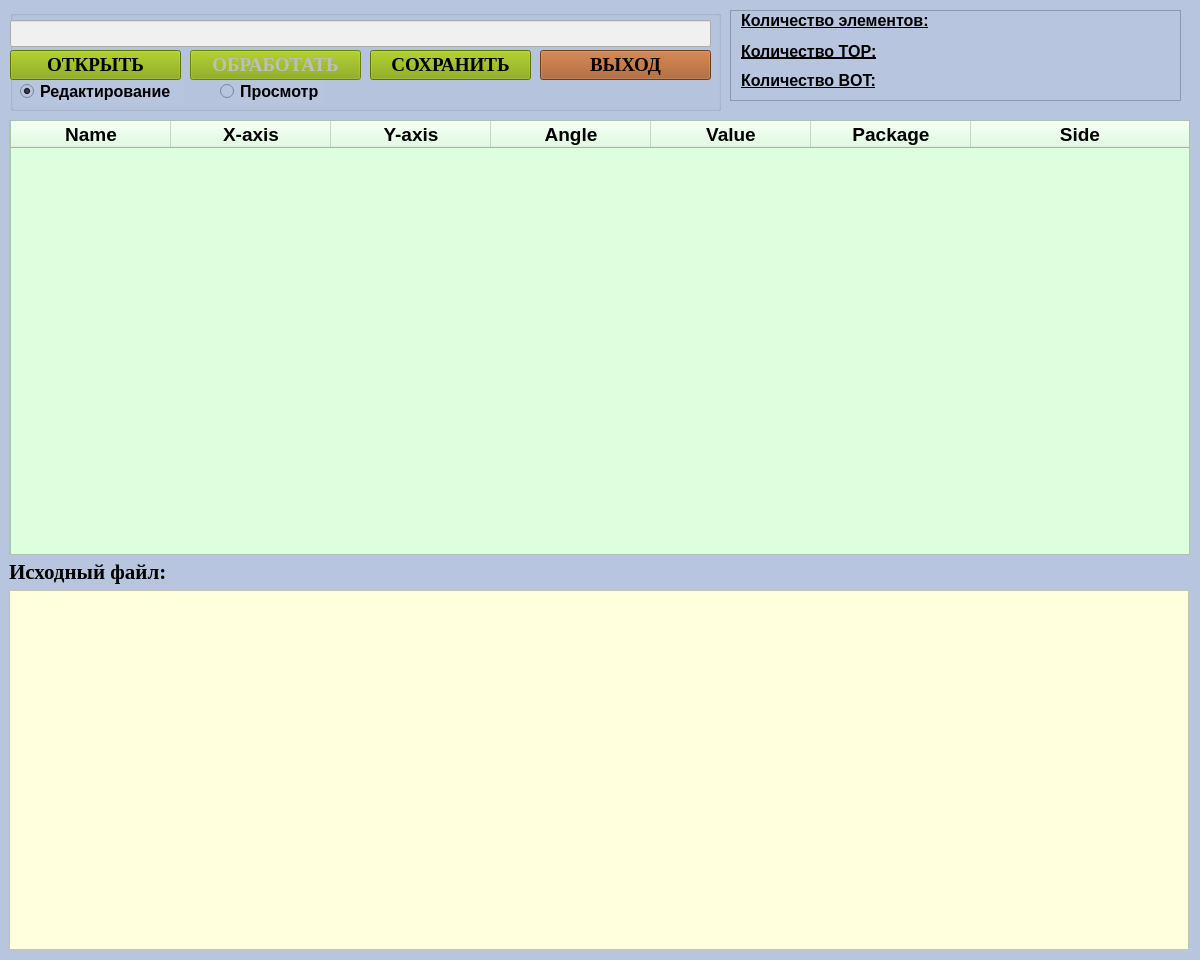
The window that mainwindow.ui (SquizzyMan/ReportParser) describes before a commit, drawn with Qt 5.
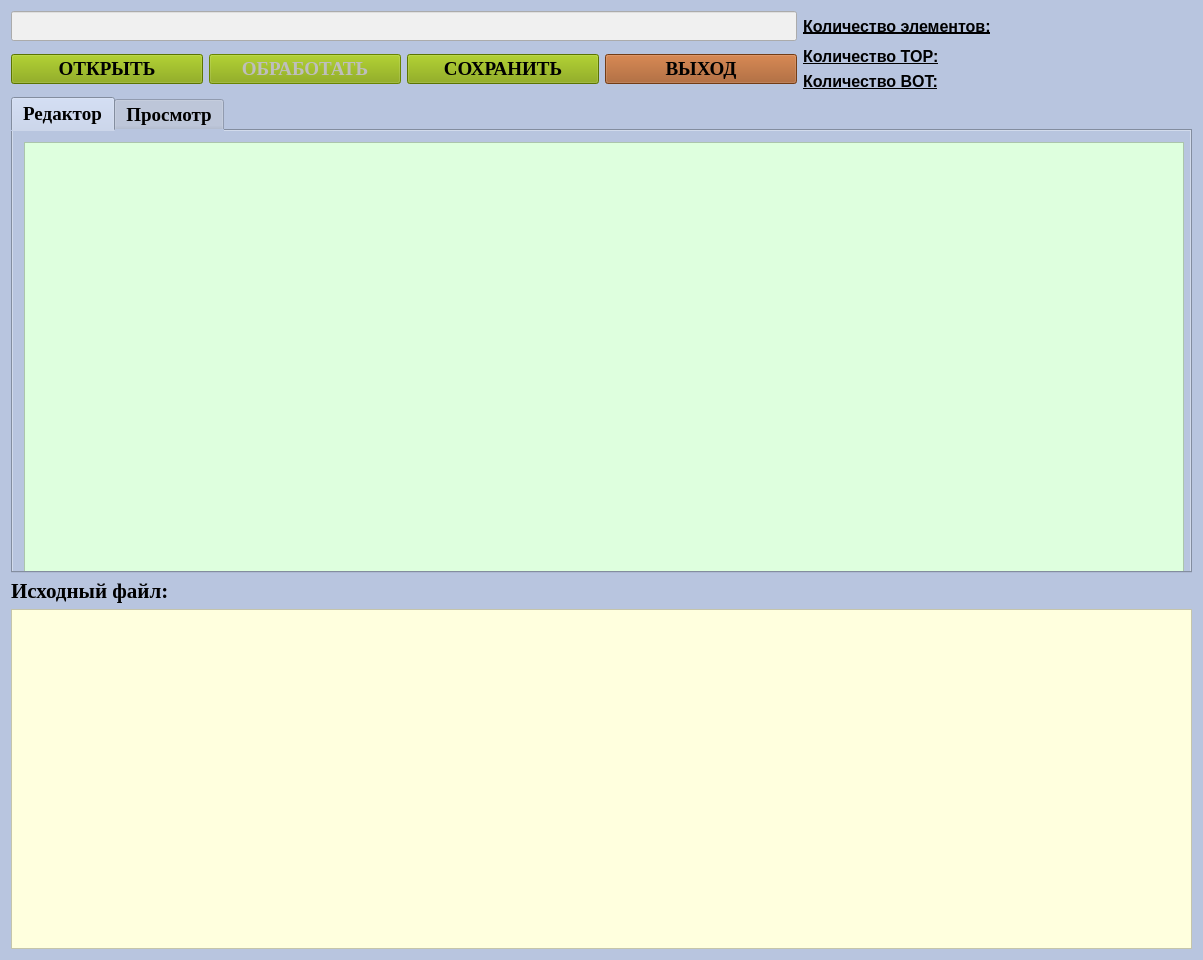
The same window after the commit. Icons and pictures are not drawn.

Diff of the .ui file:
```diff
--- a/mainwindow.ui
+++ b/mainwindow.ui
@@ -6,10 +6,16 @@
    <rect>
     <x>0</x>
     <y>0</y>
-    <width>1200</width>
+    <width>1203</width>
     <height>960</height>
    </rect>
   </property>
+  <property name="sizePolicy">
+   <sizepolicy hsizetype="Expanding" vsizetype="Expanding">
+    <horstretch>0</horstretch>
+    <verstretch>0</verstretch>
+   </sizepolicy>
+  </property>
   <property name="minimumSize">
    <size>
     <width>1200</width>
@@ -33,119 +39,25 @@
    <string notr="true">background-color: rgb(184, 197, 223);</string>
   </property>
   <widget class="QWidget" name="centralWidget">
-   <widget class="QTextEdit" name="textEdit_2">
-    <property name="geometry">
-     <rect>
-      <x>9</x>
-      <y>120</y>
-      <width>1180</width>
-      <height>435</height>
-     </rect>
-    </property>
-    <property name="minimumSize">
-     <size>
-      <width>1180</width>
-      <height>435</height>
-     </size>
-    </property>
-    <property name="font">
-     <font>
-      <pointsize>14</pointsize>
-      <weight>50</weight>
-      <bold>false</bold>
-      <kerning>false</kerning>
-     </font>
-    </property>
-    <property name="styleSheet">
-     <string notr="true">background-color: rgb(222, 255, 222);
-border-color: rgb(170, 0, 0);</string>
-    </property>
-    <property name="lineWrapMode">
-     <enum>QTextEdit::NoWrap</enum>
-    </property>
-   </widget>
-   <widget class="QLabel" name="label">
-    <property name="geometry">
-     <rect>
-      <x>9</x>
-      <y>560</y>
-      <width>159</width>
-      <height>24</height>
-     </rect>
-    </property>
+   <layout class="QGridLayout" name="gridLayout_4">
+    <item row="0" column="0" colspan="4">
+     <widget class="QLineEdit" name="lineEdit">
     <property name="font">
      <font>
       <family>Times New Roman</family>
-      <pointsize>16</pointsize>
-      <weight>75</weight>
-      <bold>true</bold>
-     </font>
-    </property>
-    <property name="text">
-     <string>Исходный файл:</string>
-    </property>
-   </widget>
-   <widget class="QTextEdit" name="textEdit">
-    <property name="geometry">
-     <rect>
-      <x>9</x>
-      <y>590</y>
-      <width>1180</width>
-      <height>360</height>
-     </rect>
-    </property>
-    <property name="minimumSize">
-     <size>
-      <width>1180</width>
-      <height>360</height>
-     </size>
-    </property>
-    <property name="font">
-     <font>
-      <pointsize>12</pointsize>
+        <pointsize>14</pointsize>
      </font>
     </property>
     <property name="styleSheet">
-     <string notr="true">background-color: rgb(255, 255, 222);
-border-color: rgb(170, 0, 0);</string>
-    </property>
-    <property name="lineWrapMode">
-     <enum>QTextEdit::NoWrap</enum>
+       <string notr="true">background-color: rgb(240, 240, 240);</string>
     </property>
     <property name="readOnly">
      <bool>true</bool>
     </property>
    </widget>
-   <widget class="QScrollArea" name="scrollArea">
-    <property name="geometry">
-     <rect>
-      <x>730</x>
-      <y>10</y>
-      <width>451</width>
-      <height>91</height>
-     </rect>
-    </property>
-    <property name="widgetResizable">
-     <bool>true</bool>
-    </property>
-    <widget class="QWidget" name="scrollAreaWidgetContents">
-     <property name="geometry">
-      <rect>
-       <x>0</x>
-       <y>0</y>
-       <width>449</width>
-       <height>89</height>
-      </rect>
-     </property>
+    </item>
+    <item row="0" column="4">
      <widget class="QLabel" name="label_2">
-      <property name="geometry">
-       <rect>
-        <x>10</x>
-        <y>0</y>
-        <width>211</width>
-        <height>19</height>
-       </rect>
-      </property>
       <property name="font">
        <font>
         <pointsize>12</pointsize>
@@ -158,15 +70,98 @@
        <string>Количество элементов:</string>
       </property>
      </widget>
+    </item>
+    <item row="0" column="5">
+     <widget class="QLabel" name="allCount">
+      <property name="font">
+       <font>
+        <pointsize>12</pointsize>
+        <weight>75</weight>
+        <bold>true</bold>
+       </font>
+      </property>
+      <property name="text">
+       <string/>
+      </property>
+     </widget>
+    </item>
+    <item row="1" column="0" rowspan="2">
+     <widget class="QPushButton" name="openButton">
+      <property name="font">
+       <font>
+        <family>Times New Roman</family>
+        <pointsize>14</pointsize>
+        <weight>75</weight>
+        <bold>true</bold>
+       </font>
+      </property>
+      <property name="styleSheet">
+       <string notr="true">background-color: rgb(128, 162, 0);</string>
+      </property>
+      <property name="text">
+       <string>ОТКРЫТЬ</string>
+      </property>
+     </widget>
+    </item>
+    <item row="1" column="1" rowspan="2">
+     <widget class="QPushButton" name="genegateButton">
+      <property name="enabled">
+       <bool>false</bool>
+      </property>
+      <property name="font">
+       <font>
+        <family>Times New Roman</family>
+        <pointsize>14</pointsize>
+        <weight>75</weight>
+        <bold>true</bold>
+       </font>
+      </property>
+      <property name="styleSheet">
+       <string notr="true">background-color: rgb(128, 162, 0);</string>
+      </property>
+      <property name="text">
+       <string>ОБРАБОТАТЬ</string>
+      </property>
+     </widget>
+    </item>
+    <item row="1" column="2" rowspan="2">
+     <widget class="QPushButton" name="saveButton">
+      <property name="font">
+       <font>
+        <family>Times New Roman</family>
+        <pointsize>14</pointsize>
+        <weight>75</weight>
+        <bold>true</bold>
+       </font>
+      </property>
+      <property name="styleSheet">
+       <string notr="true">background-color: rgb(128, 162, 0);</string>
+      </property>
+      <property name="text">
+       <string>СОХРАНИТЬ</string>
+      </property>
+     </widget>
+    </item>
+    <item row="1" column="3" rowspan="2">
+     <widget class="QPushButton" name="exitButton">
+      <property name="font">
+       <font>
+        <family>Times New Roman</family>
+        <pointsize>14</pointsize>
+        <weight>75</weight>
+        <bold>true</bold>
+       </font>
+      </property>
+      <property name="styleSheet">
+       <string notr="true">background-color: rgb(161, 84, 30)</string>
+      </property>
+      <property name="text">
+       <string>ВЫХОД</string>
+      </property>
+     </widget>
+    </item>
+    <item row="1" column="4">
      <widget class="QLabel" name="label_4">
-      <property name="geometry">
-       <rect>
-        <x>10</x>
-        <y>30</y>
-        <width>161</width>
-        <height>20</height>
-       </rect>
-      </property>
       <property name="font">
        <font>
         <pointsize>12</pointsize>
@@ -179,15 +174,23 @@
        <string>Количество TOP:</string>
       </property>
      </widget>
+    </item>
+    <item row="1" column="5">
+     <widget class="QLabel" name="allCountTop">
+      <property name="font">
+       <font>
+        <pointsize>12</pointsize>
+        <weight>75</weight>
+        <bold>true</bold>
+       </font>
+      </property>
+      <property name="text">
+       <string/>
+      </property>
+     </widget>
+    </item>
+    <item row="2" column="4">
      <widget class="QLabel" name="label_3">
-      <property name="geometry">
-       <rect>
-        <x>10</x>
-        <y>60</y>
-        <width>161</width>
-        <height>19</height>
-       </rect>
-      </property>
       <property name="font">
        <font>
         <pointsize>12</pointsize>
@@ -200,55 +203,9 @@
        <string>Количество BOT:</string>
       </property>
      </widget>
-     <widget class="QLabel" name="allCount">
-      <property name="geometry">
-       <rect>
-        <x>230</x>
-        <y>0</y>
-        <width>111</width>
-        <height>21</height>
-       </rect>
-      </property>
-      <property name="font">
-       <font>
-        <pointsize>12</pointsize>
-        <weight>75</weight>
-        <bold>true</bold>
-       </font>
-      </property>
-      <property name="text">
-       <string/>
-      </property>
-     </widget>
-     <widget class="QLabel" name="allCountTop">
-      <property name="geometry">
-       <rect>
-        <x>230</x>
-        <y>30</y>
-        <width>111</width>
-        <height>20</height>
-       </rect>
-      </property>
-      <property name="font">
-       <font>
-        <pointsize>12</pointsize>
-        <weight>75</weight>
-        <bold>true</bold>
-       </font>
-      </property>
-      <property name="text">
-       <string/>
-      </property>
-     </widget>
+    </item>
+    <item row="2" column="5">
      <widget class="QLabel" name="allCountBot">
-      <property name="geometry">
-       <rect>
-        <x>230</x>
-        <y>60</y>
-        <width>111</width>
-        <height>21</height>
-       </rect>
-      </property>
       <property name="minimumSize">
        <size>
         <width>0</width>
@@ -266,29 +223,9 @@
        <string/>
       </property>
      </widget>
-    </widget>
-   </widget>
-   <widget class="QGroupBox" name="groupBox">
-    <property name="geometry">
-     <rect>
-      <x>10</x>
-      <y>10</y>
-      <width>711</width>
-      <height>101</height>
-     </rect>
-    </property>
-    <property name="title">
-     <string/>
-    </property>
-    <widget class="QPushButton" name="exitButton">
-     <property name="geometry">
-      <rect>
-       <x>530</x>
-       <y>40</y>
-       <width>171</width>
-       <height>30</height>
-      </rect>
-     </property>
+    </item>
+    <item row="3" column="0" colspan="6">
+     <widget class="QTabWidget" name="tabWidget">
      <property name="font">
       <font>
        <family>Times New Roman</family>
@@ -297,182 +234,66 @@
        <bold>true</bold>
       </font>
      </property>
-     <property name="styleSheet">
-      <string notr="true">background-color: rgb(161, 84, 30)</string>
-     </property>
-     <property name="text">
-      <string>ВЫХОД</string>
-     </property>
-    </widget>
-    <widget class="QPushButton" name="saveButton">
-     <property name="geometry">
-      <rect>
-       <x>360</x>
-       <y>40</y>
-       <width>161</width>
-       <height>30</height>
-      </rect>
-     </property>
+      <property name="currentIndex">
+       <number>0</number>
+      </property>
+      <widget class="QWidget" name="tab">
+       <attribute name="title">
+        <string>Редактор</string>
+       </attribute>
+       <layout class="QGridLayout" name="gridLayout_2">
+        <item row="0" column="0">
+         <widget class="QTextEdit" name="textEdit_2">
+          <property name="minimumSize">
+           <size>
+            <width>1160</width>
+            <height>435</height>
+           </size>
+          </property>
      <property name="font">
       <font>
        <family>Times New Roman</family>
        <pointsize>14</pointsize>
-       <weight>75</weight>
-       <bold>true</bold>
+            <weight>50</weight>
+            <bold>false</bold>
+            <kerning>false</kerning>
       </font>
      </property>
      <property name="styleSheet">
-      <string notr="true">background-color: rgb(128, 162, 0);</string>
-     </property>
-     <property name="text">
-      <string>СОХРАНИТЬ</string>
-     </property>
-    </widget>
-    <widget class="QPushButton" name="genegateButton">
-     <property name="enabled">
-      <bool>false</bool>
-     </property>
-     <property name="geometry">
-      <rect>
-       <x>180</x>
-       <y>40</y>
-       <width>171</width>
-       <height>30</height>
-      </rect>
-     </property>
-     <property name="font">
-      <font>
-       <family>Times New Roman</family>
-       <pointsize>14</pointsize>
-       <weight>75</weight>
-       <bold>true</bold>
-      </font>
-     </property>
-     <property name="styleSheet">
-      <string notr="true">background-color: rgb(128, 162, 0);</string>
-     </property>
-     <property name="text">
-      <string>ОБРАБОТАТЬ</string>
-     </property>
-    </widget>
-    <widget class="QRadioButton" name="radioButton_2">
-     <property name="geometry">
-      <rect>
-       <x>210</x>
-       <y>70</y>
-       <width>104</width>
-       <height>23</height>
-      </rect>
-     </property>
-     <property name="font">
-      <font>
-       <pointsize>12</pointsize>
-       <weight>75</weight>
-       <bold>true</bold>
-      </font>
-     </property>
-     <property name="text">
+           <string notr="true">background-color: rgb(222, 255, 222);
+border-color: rgb(170, 0, 0);</string>
+          </property>
+          <property name="lineWrapMode">
+           <enum>QTextEdit::NoWrap</enum>
+          </property>
+         </widget>
+        </item>
+       </layout>
+      </widget>
+      <widget class="QWidget" name="tab_2">
+       <attribute name="title">
       <string>Просмотр</string>
-     </property>
-    </widget>
-    <widget class="QRadioButton" name="radioButton">
-     <property name="geometry">
-      <rect>
-       <x>10</x>
-       <y>70</y>
-       <width>164</width>
-       <height>23</height>
-      </rect>
-     </property>
-     <property name="font">
-      <font>
-       <pointsize>12</pointsize>
-       <weight>75</weight>
-       <bold>true</bold>
-      </font>
-     </property>
-     <property name="text">
-      <string>Редактирование</string>
-     </property>
-     <property name="checked">
-      <bool>true</bool>
-     </property>
-    </widget>
-    <widget class="QPushButton" name="openButton">
-     <property name="geometry">
-      <rect>
-       <x>0</x>
-       <y>40</y>
-       <width>171</width>
-       <height>30</height>
-      </rect>
-     </property>
-     <property name="font">
-      <font>
-       <family>Times New Roman</family>
-       <pointsize>14</pointsize>
-       <weight>75</weight>
-       <bold>true</bold>
-      </font>
-     </property>
-     <property name="styleSheet">
-      <string notr="true">background-color: rgb(128, 162, 0);</string>
-     </property>
-     <property name="text">
-      <string>ОТКРЫТЬ</string>
-     </property>
-    </widget>
-    <widget class="QLineEdit" name="lineEdit">
-     <property name="geometry">
-      <rect>
-       <x>0</x>
-       <y>10</y>
-       <width>701</width>
-       <height>27</height>
-      </rect>
-     </property>
-     <property name="font">
-      <font>
-       <family>Times New Roman</family>
-       <pointsize>14</pointsize>
-      </font>
-     </property>
-     <property name="styleSheet">
-      <string notr="true">background-color: rgb(240, 240, 240);</string>
-     </property>
-     <property name="readOnly">
-      <bool>true</bool>
-     </property>
-    </widget>
-   </widget>
+       </attribute>
+       <layout class="QGridLayout" name="gridLayout_3">
+        <item row="0" column="0">
    <widget class="QTableWidget" name="tableWidget">
-    <property name="geometry">
-     <rect>
-      <x>10</x>
-      <y>120</y>
-      <width>1180</width>
-      <height>435</height>
-     </rect>
-    </property>
     <property name="minimumSize">
      <size>
-      <width>1180</width>
+            <width>1160</width>
       <height>435</height>
      </size>
     </property>
     <property name="font">
      <font>
       <family>Times New Roman</family>
+            <pointsize>14</pointsize>
      </font>
     </property>
     <property name="styleSheet">
      <string notr="true">background-color: rgb(222, 255, 222);</string>
     </property>
     <attribute name="horizontalHeaderDefaultSectionSize">
-     <number>160</number>
-    </attribute>
-    <attribute name="horizontalHeaderStretchLastSection">
-     <bool>true</bool>
+           <number>169</number>
     </attribute>
     <column>
      <property name="text">
@@ -559,12 +380,53 @@
      </property>
     </column>
    </widget>
-   <zorder>label</zorder>
-   <zorder>textEdit</zorder>
-   <zorder>scrollArea</zorder>
-   <zorder>groupBox</zorder>
-   <zorder>textEdit_2</zorder>
-   <zorder>tableWidget</zorder>
+        </item>
+       </layout>
+      </widget>
+     </widget>
+    </item>
+    <item row="4" column="0">
+     <widget class="QLabel" name="label">
+      <property name="font">
+       <font>
+        <family>Times New Roman</family>
+        <pointsize>16</pointsize>
+        <weight>75</weight>
+        <bold>true</bold>
+       </font>
+      </property>
+      <property name="text">
+       <string>Исходный файл:</string>
+      </property>
+     </widget>
+    </item>
+    <item row="5" column="0" colspan="6">
+     <widget class="QTextEdit" name="textEdit">
+      <property name="minimumSize">
+       <size>
+        <width>1180</width>
+        <height>340</height>
+       </size>
+      </property>
+      <property name="font">
+       <font>
+        <family>Times New Roman</family>
+        <pointsize>12</pointsize>
+       </font>
+      </property>
+      <property name="styleSheet">
+       <string notr="true">background-color: rgb(255, 255, 222);
+border-color: rgb(170, 0, 0);</string>
+      </property>
+      <property name="lineWrapMode">
+       <enum>QTextEdit::NoWrap</enum>
+      </property>
+      <property name="readOnly">
+       <bool>true</bool>
+      </property>
+     </widget>
+    </item>
+   </layout>
   </widget>
  </widget>
  <layoutdefault spacing="6" margin="11"/>
```
Left out of the diff: 7 changed lines with no effect on the pictures. Lines whose indentation alone changed are shown as unchanged.
